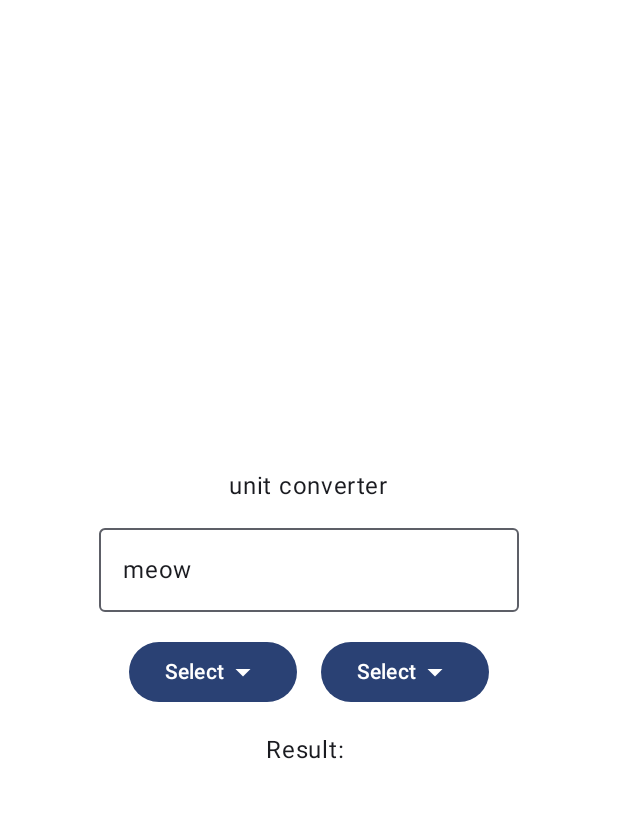
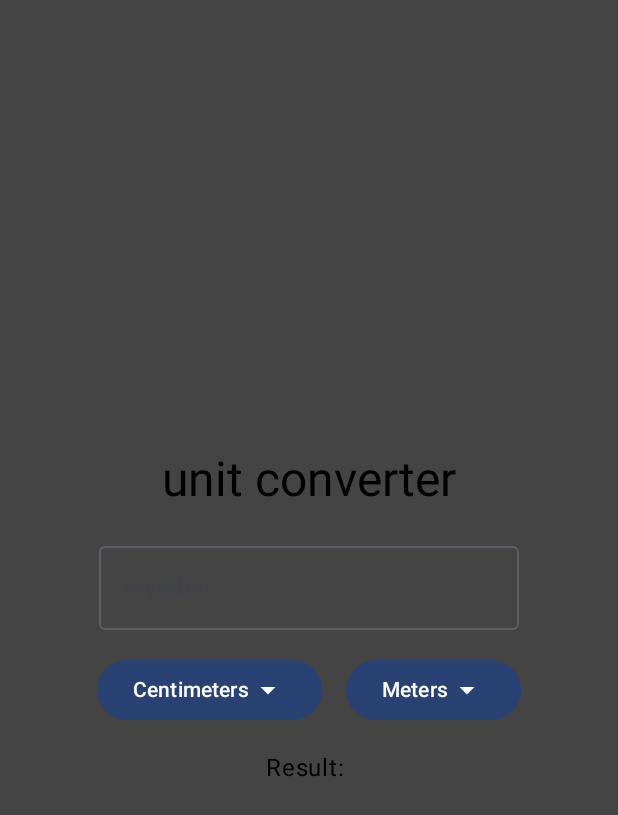
Before and after one commit to nishantxoxo/UnitConverterAppKt, an Android app built with Jetpack Compose: the screen it shows after launch (MainActivity), on a phone screen of 412 x 824 dp. Shown: the top 815 px of the screen. Run offline under Robolectric (Android 15) with nearby library versions, the phone set to English and light mode, and no system bars.

```diff
--- a/app/src/main/java/com/example/unitconverter/MainActivity.kt
+++ b/app/src/main/java/com/example/unitconverter/MainActivity.kt
@@ -26,6 +26,10 @@ import androidx.compose.material3.Scaffold
 import androidx.compose.material3.Surface
 import androidx.compose.material3.Text
 import androidx.compose.runtime.Composable
+import androidx.compose.runtime.getValue
+import androidx.compose.runtime.mutableStateOf
+import androidx.compose.runtime.remember
+import androidx.compose.runtime.setValue
 import androidx.compose.ui.Alignment
 import androidx.compose.ui.Modifier
 import androidx.compose.ui.graphics.Color
@@ -33,6 +37,7 @@ import androidx.compose.ui.platform.LocalContext
 import androidx.compose.ui.tooling.preview.Preview
 import androidx.compose.ui.unit.dp
 import com.example.unitconverter.ui.theme.UnitConverterTheme
+import kotlin.math.roundToInt
 
 class MainActivity : ComponentActivity() {
     override fun onCreate(savedInstanceState: Bundle?) {
@@ -41,7 +46,7 @@ class MainActivity : ComponentActivity() {
         setContent {
             UnitConverterTheme {
                 Surface(modifier = Modifier.fillMaxSize(),
-                    color = Color.White
+                    color = Color.DarkGray
 
 
                 )  {
@@ -73,40 +78,87 @@ fun Greeting(name: String, modifier: Modifier = Modifier) {
 
 @Composable
 fun UnitConverter (){
+    //these are two ways of creating state variables
+//    val statething = remember { mutableStateOf("meow") }
+//    // to access statehing.value
+//    val secStateThing by remember { mutableStateOf("also meow") }
+    // to access... simply secStateTHing
+
+
+
+    //these are my state variables
+    var inputValue by remember { mutableStateOf("") }
+    var outputValue by remember { mutableStateOf("") }
+    var inputUnit by remember { mutableStateOf("Centimeters")}
+    var outputUnit by remember { mutableStateOf("Meters") }
+
+
+    var isExpanded by remember { mutableStateOf(false) }
+
+    var isExpanded2 by remember { mutableStateOf(false) }
+
+    var conversionFac = remember { mutableStateOf(0.01) }
+
+
+
+    fun convertUnit(){
+        val inputvaldouble = inputValue.toDoubleOrNull() ?: 0.0
+        val result = (inputvaldouble * conversionFac.value * 100).roundToInt() / 100
+        outputValue = result.toString()
+    }
+
+
     Column(verticalArrangement = Arrangement.Center , horizontalAlignment = Alignment.CenterHorizontally) {
-        Text("unit converter")
+        Text("unit converter", style = MaterialTheme.typography.headlineLarge)
         Spacer(modifier = Modifier.height(16.dp))
-        OutlinedTextField(value = "meow", onValueChange = {})
+        OutlinedTextField(value = inputValue, onValueChange = {
+            inputValue = it
+        }, label = { Text("mylabel") })
         Spacer(modifier = Modifier.height(16.dp))
 
         Row {
             Box {
-                Button(onClick = {}) {
-                    Text("Select")
+                Button(onClick = {
+                    isExpanded = !isExpanded
+                }) {
+                    Text( if(inputUnit == "") "Select" else inputUnit)
                     Icon(Icons.Default.ArrowDropDown, contentDescription = "drop down button")
                 }
-                DropdownMenu(expanded = false, onDismissRequest = {}) {
+                DropdownMenu(expanded = isExpanded, onDismissRequest = {
+                    isExpanded = !isExpanded
+                }) {
                     DropdownMenuItem(onClick = {
-
+                        inputUnit =  "Centimeters"
+                        isExpanded = !isExpanded
                     }, text = { Text("Centimeters") })
-                    DropdownMenuItem(text = { Text("Meters")}, onClick = {})
+                    DropdownMenuItem(text = { Text("Meters")}, onClick = {
+                        inputUnit =  "Meters"
+                        isExpanded = !isExpanded
+                    })
 
                 }
 
             }
             Spacer(modifier = Modifier.width(16.dp))
             Box{
-                Button(onClick = {}) {
-                    Text("Select")
+                Button(onClick = {
+                    isExpanded2 = !isExpanded2
+                }) {
+                    Text(if(outputUnit == "") "Select" else outputUnit)
                     Icon(Icons.Default.ArrowDropDown, contentDescription = "drop down button")
                 }
-                DropdownMenu(expanded = false, onDismissRequest = {}) {
+                DropdownMenu(expanded = isExpanded2, onDismissRequest = {
+                    isExpanded2 = !isExpanded2
+                }) {
+
                     DropdownMenuItem(onClick = {
-
+                        outputUnit =  "Centimeters"
+                        isExpanded2 = !isExpanded2
                     }, text = { Text("Centimeters") })
 
                     DropdownMenuItem(text = { Text("Meters")}, onClick = {
-
+                        outputUnit =  "Meters"
+                        isExpanded2 = !isExpanded2
                     })
 
                 }
```
